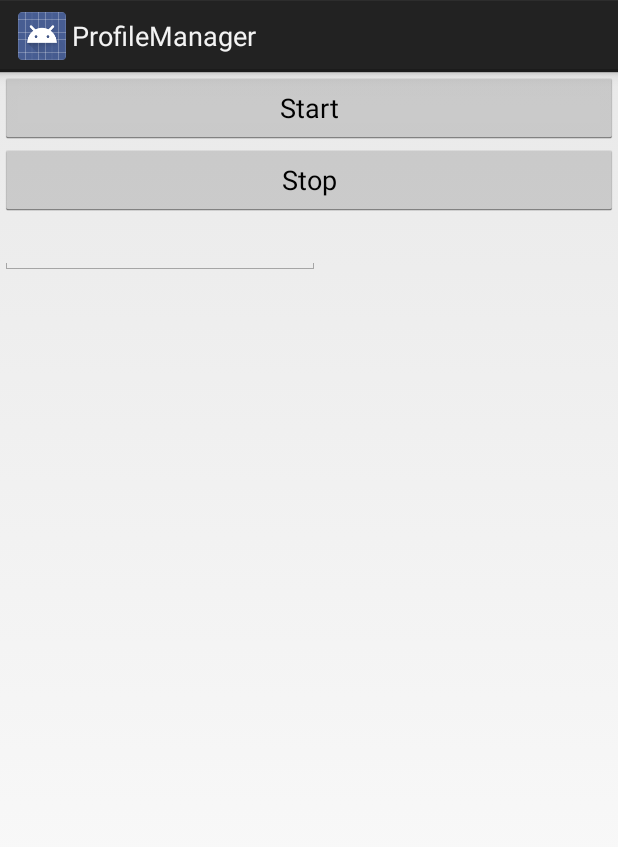
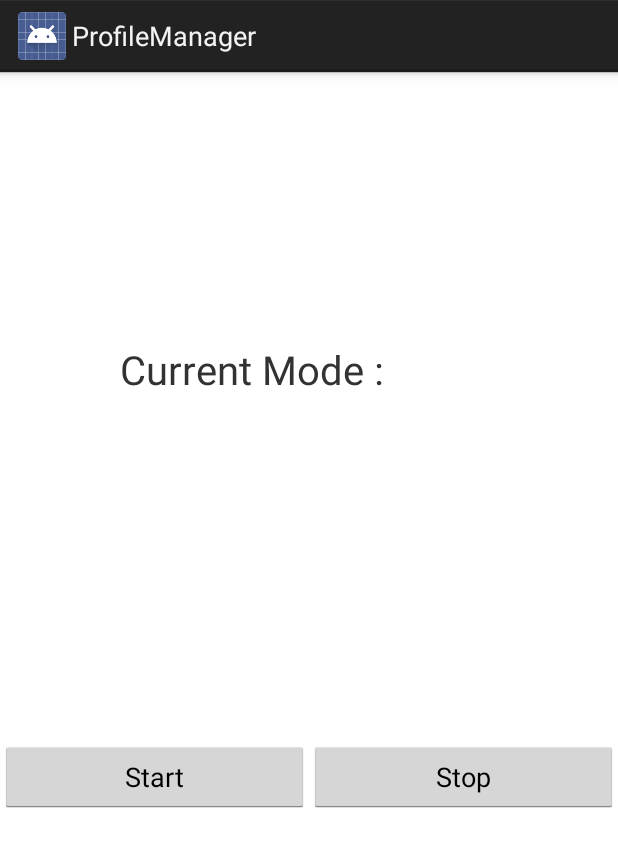
Before and after one commit to itsniaz/Android-Profile-Manager, an Android app: the screen it shows after launch (MainActivity), on a phone screen of 412 x 824 dp. Shown: the top 847 px of the screen. Run offline under Robolectric (Android 15) with nearby library versions, the phone set to English and light mode, and no system bars.

Commit message:
Refractoring and Optimization

```diff
--- a/app/src/main/java/app/niaz/com/profilemanager/MainActivity.java
+++ b/app/src/main/java/app/niaz/com/profilemanager/MainActivity.java
@@ -10,16 +10,17 @@ import android.widget.Toast;
 
 public class MainActivity extends Activity {
     Intent pServiceIntent;
-    public  static TextView tv;
+    public  static TextView profileMode;
     @Override
     protected void onCreate(Bundle savedInstanceState) {
         super.onCreate(savedInstanceState);
         setContentView(R.layout.activity_main);
         pServiceIntent = new Intent(this,ProfileService.class);
 
+
         Button startBtn = (Button)findViewById(R.id.startBtn);
         Button stopBtn = (Button)findViewById(R.id.stopBtn);
-        tv = (TextView)findViewById(R.id.editText2);
+        profileMode = (TextView)findViewById(R.id.profileMode);
 
         startBtn.setOnClickListener(new View.OnClickListener() {
             @Override
--- a/app/src/main/res/layout/activity_main.xml
+++ b/app/src/main/res/layout/activity_main.xml
@@ -1,53 +1,44 @@
 <?xml version="1.0" encoding="utf-8"?>
-<android.support.constraint.ConstraintLayout xmlns:android="http://schemas.android.com/apk/res/android"
+<LinearLayout xmlns:android="http://schemas.android.com/apk/res/android"
     xmlns:app="http://schemas.android.com/apk/res-auto"
     xmlns:tools="http://schemas.android.com/tools"
     android:layout_width="match_parent"
     android:layout_height="match_parent"
+    android:background="@android:color/background_light"
+    android:orientation="vertical"
     tools:context="app.niaz.com.profilemanager.MainActivity">
 
-    <TableLayout
+    <TextView
+        android:id="@+id/profileMode"
         android:layout_width="match_parent"
-        android:layout_height="match_parent">
+        android:layout_height="wrap_content"
+        android:layout_marginBottom="100dp"
+        android:layout_marginLeft="80dp"
+        android:layout_marginRight="20dp"
+        android:layout_marginTop="180dp"
+        android:text="Current Mode : "
+        android:textSize="12pt" />
 
-        <TableRow
-            android:weightSum="1"
-            android:layout_width="fill_parent"
-            android:layout_height="fill_parent">
+    <LinearLayout
+        android:layout_width="match_parent"
+        android:layout_height="match_parent"
+        android:layout_marginBottom="20dp"
+        android:layout_marginTop="130dp"
+        android:orientation="horizontal">
 
         <Button
             android:id="@+id/startBtn"
-                android:layout_width="fill_parent"
-                android:layout_height="fill_parent"
+            android:layout_width="wrap_content"
+            android:layout_height="wrap_content"
             android:layout_weight="1"
-                android:text="Start" />
-        </TableRow>
-
-        <TableRow
-            android:weightSum="1"
-            android:layout_width="match_parent"
-            android:layout_height="match_parent" >
+            android:text="@string/startBtn" />
 
         <Button
             android:id="@+id/stopBtn"
             android:layout_width="wrap_content"
             android:layout_height="wrap_content"
             android:layout_weight="1"
-                android:text="Stop"
-                android:textAlignment="center" />
-        </TableRow>
+            android:text="@string/stopBtn" />
+    </LinearLayout>
 
-        <TableRow>
-            <EditText
-                android:id="@+id/editText2"
-                android:layout_width="wrap_content"
-                android:layout_height="wrap_content"
-                android:ems="10"
-                android:inputType="textMultiLine"
-                android:focusable="false"
-                />
-        </TableRow>
-
-
-    </TableLayout>
-</android.support.constraint.ConstraintLayout>
+</LinearLayout>
--- a/app/src/main/res/values/strings.xml
+++ b/app/src/main/res/values/strings.xml
@@ -1,3 +1,5 @@
 <resources>
     <string name="app_name">ProfileManager</string>
+    <string name="startBtn">Start</string>
+    <string name="stopBtn">Stop</string>
 </resources>
```
Also changed, not shown: app/src/main/java/app/niaz/com/profilemanager/ProfileService.java (+45 -15 lines). Lines whose indentation alone changed are shown as unchanged.
